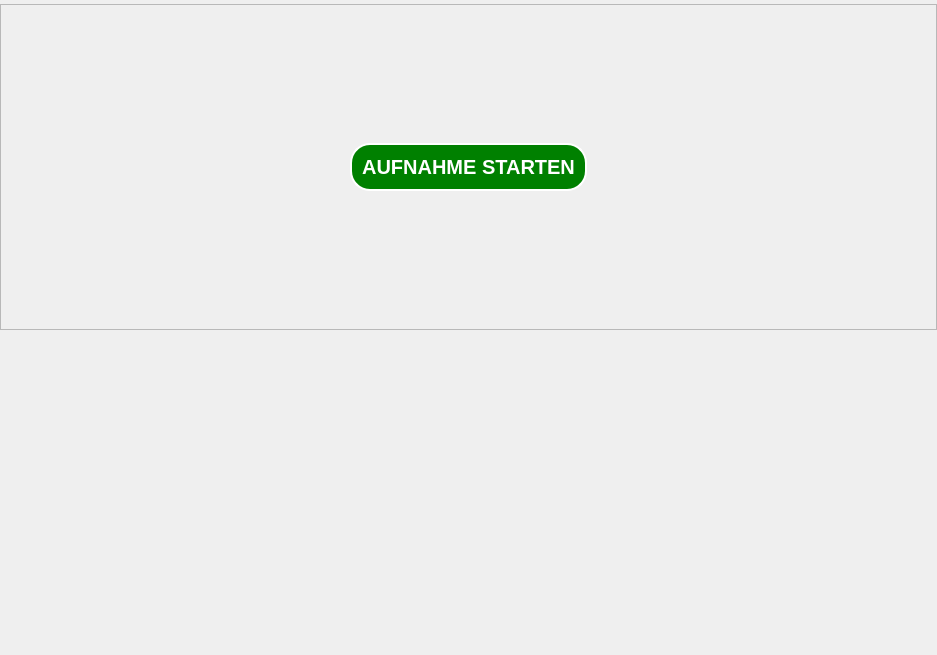
Above: fim/gui/fim_dialog.ui from b-lack/qgis-fim-plugin before the change. Below: the same form after it.
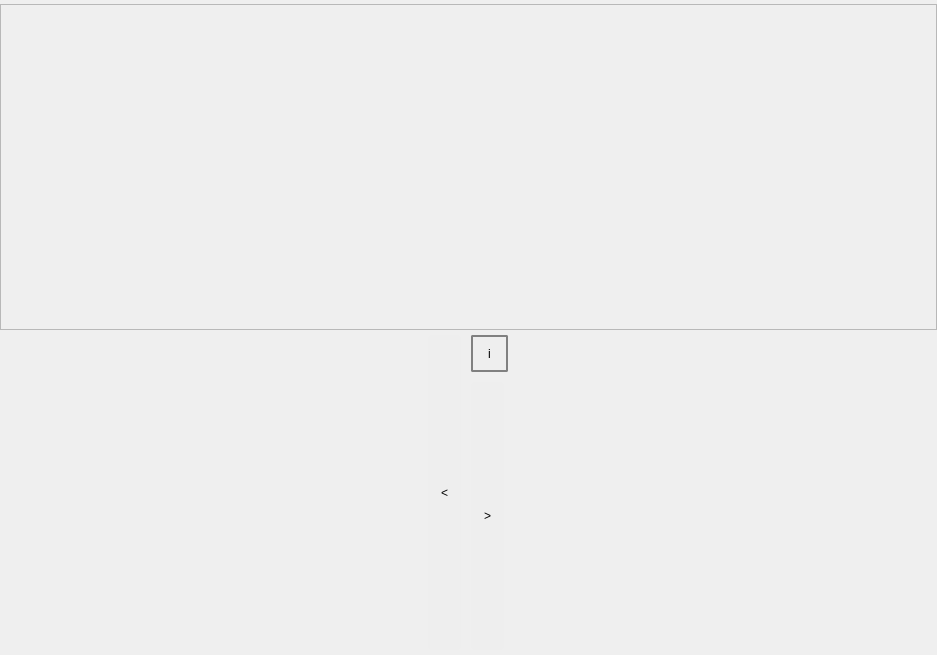
That is the form after the change.

What changed in the file:
```diff
--- a/fim/gui/fim_dialog.ui
+++ b/fim/gui/fim_dialog.ui
@@ -174,98 +174,18 @@
        <property name="spacing">
         <number>0</number>
        </property>
-       <item>
-        <widget class="QWidget" name="lfbHeadline" native="true">
-         <property name="sizePolicy">
-          <sizepolicy hsizetype="Preferred" vsizetype="Fixed">
-           <horstretch>0</horstretch>
-           <verstretch>0</verstretch>
-          </sizepolicy>
-         </property>
-         <layout class="QVBoxLayout" name="_2">
-          <property name="topMargin">
-           <number>0</number>
-          </property>
-          <property name="bottomMargin">
-           <number>10</number>
-          </property>
-          <item>
-           <layout class="QHBoxLayout" name="horizontalLayout">
-            <property name="spacing">
-             <number>0</number>
-            </property>
-            <property name="leftMargin">
-             <number>0</number>
-            </property>
-            <property name="topMargin">
-             <number>0</number>
-            </property>
-            <item>
-             <spacer name="horizontalSpacer">
-              <property name="orientation">
-               <enum>Qt::Horizontal</enum>
-              </property>
-              <property name="sizeHint" stdset="0">
-               <size>
-                <width>40</width>
-                <height>20</height>
-               </size>
-              </property>
-             </spacer>
-            </item>
-            <item>
-             <widget class="QPushButton" name="lfbNewEntry">
-              <property name="font">
-               <font>
-                <pointsize>15</pointsize>
-                <weight>75</weight>
-                <bold>true</bold>
-               </font>
-              </property>
-              <property name="cursor">
-               <cursorShape>PointingHandCursor</cursorShape>
-              </property>
-              <property name="styleSheet">
-               <string notr="true">QPushButton{
-	border-radius: 20px;
-	border: 2px solid #333;
-	color: #555;
-	margin: 10px 0px 0px;
-	padding: 10px;
-}
-QPushButton:hover{
-	background-color: yellow;
-}
-QPushButton:enabled{
-	border-radius: 20px;
-	border: 2px solid #fff;
-	background-color: green;
-	color: #fff;
-}</string>
-              </property>
-              <property name="text">
-               <string>AUFNAHME STARTEN</string>
-              </property>
-             </widget>
-            </item>
-            <item>
-             <spacer name="horizontalSpacer_3">
-              <property name="orientation">
-               <enum>Qt::Horizontal</enum>
-              </property>
-              <property name="sizeHint" stdset="0">
-               <size>
-                <width>40</width>
-                <height>20</height>
-               </size>
-              </property>
-             </spacer>
-            </item>
-           </layout>
-          </item>
-         </layout>
-        </widget>
-       </item>
+       <property name="leftMargin">
+        <number>0</number>
+       </property>
+       <property name="topMargin">
+        <number>0</number>
+       </property>
+       <property name="rightMargin">
+        <number>0</number>
+       </property>
+       <property name="bottomMargin">
+        <number>0</number>
+       </property>
        <item>
         <layout class="QVBoxLayout" name="lfbHomeInputs">
          <property name="spacing">
@@ -305,7 +225,99 @@
        <number>0</number>
       </property>
       <item row="0" column="0">
-       <layout class="QGridLayout" name="lfbVwmLayout"/>
+       <layout class="QHBoxLayout" name="horizontalLayout">
+        <item>
+         <layout class="QVBoxLayout" name="verticalLayout_4">
+          <item>
+           <widget class="QToolButton" name="form_previous_btn">
+            <property name="sizePolicy">
+             <sizepolicy hsizetype="Fixed" vsizetype="Expanding">
+              <horstretch>0</horstretch>
+              <verstretch>0</verstretch>
+             </sizepolicy>
+            </property>
+            <property name="cursor">
+             <cursorShape>PointingHandCursor</cursorShape>
+            </property>
+            <property name="styleSheet">
+             <string notr="true">QToolButton{
+	margin: 5px;
+	padding: 10px;
+	border-radius: 2px;
+	background-color: grey;
+	width: 10px;
+	height: 10px;
+	background-color: #eee;
+}</string>
+            </property>
+            <property name="text">
+             <string>&lt;</string>
+            </property>
+           </widget>
+          </item>
+         </layout>
+        </item>
+        <item>
+         <layout class="QGridLayout" name="lfbVwmLayout">
+          <property name="topMargin">
+           <number>5</number>
+          </property>
+         </layout>
+        </item>
+        <item>
+         <layout class="QVBoxLayout" name="verticalLayout_3">
+          <item>
+           <widget class="QToolButton" name="toolButton_3">
+            <property name="cursor">
+             <cursorShape>PointingHandCursor</cursorShape>
+            </property>
+            <property name="styleSheet">
+             <string notr="true">QToolButton{
+	margin: 5px;
+	padding: 10px;
+	border-radius: 2px;
+	border: 2px solid grey;
+	background-color: grey;
+	width: 10px;
+	height: 10px;
+	background-color: #eee;
+}</string>
+            </property>
+            <property name="text">
+             <string>i</string>
+            </property>
+           </widget>
+          </item>
+          <item>
+           <widget class="QToolButton" name="form_next_btn">
+            <property name="sizePolicy">
+             <sizepolicy hsizetype="Fixed" vsizetype="Expanding">
+              <horstretch>0</horstretch>
+              <verstretch>0</verstretch>
+             </sizepolicy>
+            </property>
+            <property name="cursor">
+             <cursorShape>PointingHandCursor</cursorShape>
+            </property>
+            <property name="styleSheet">
+             <string notr="true">QToolButton{
+	margin: 5px;
+	padding: 10px;
+	border-radius: 2px;
+	background-color: grey;
+	width: 10px;
+	height: 10px;
+	background-color: #eee;
+}</string>
+            </property>
+            <property name="text">
+             <string>&gt;</string>
+            </property>
+           </widget>
+          </item>
+         </layout>
+        </item>
+       </layout>
       </item>
      </layout>
     </widget>
```
